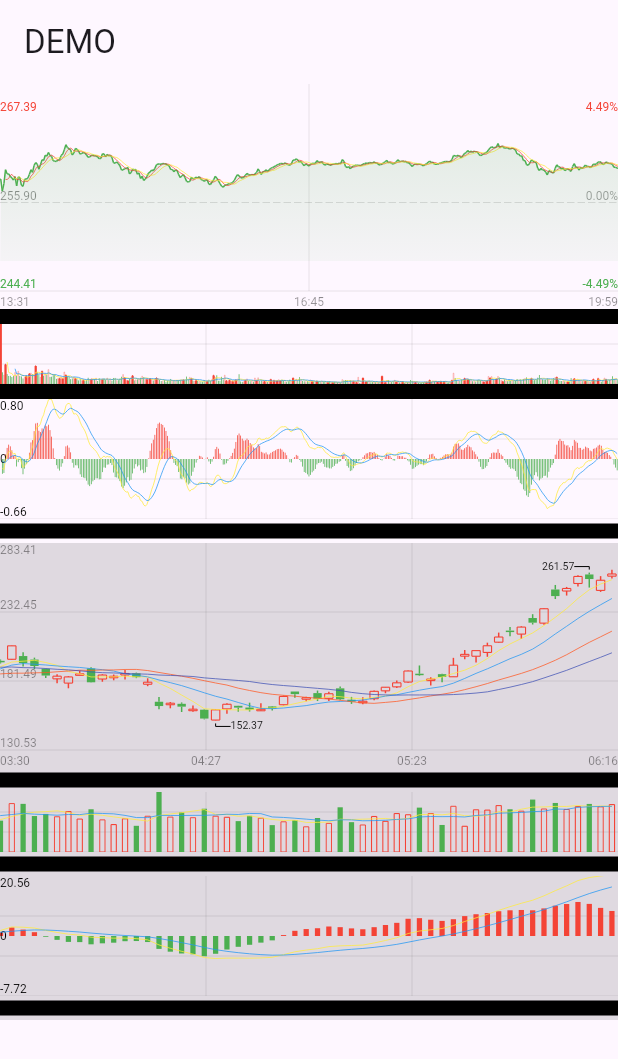
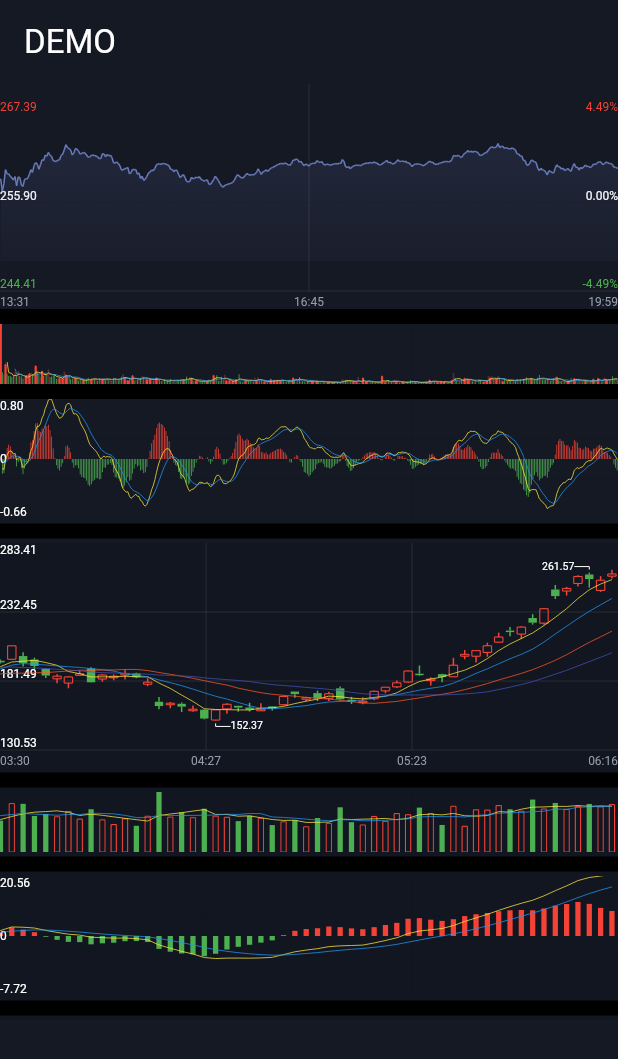
Before and after one commit to ZengqiangLi/ace_chart, a Flutter app: the screen it shows after launch, on a phone screen of 412 x 824 dp. Shown: the top 1059 px of the screen. Run offline on Flutter 3.47's test engine with Material 3 defaults, Android fonts, the phone set to English and light mode, and no system bars; our stand-ins replace flutter_screenutil.

Commit message:
修改样式

```diff
--- a/demo/lib/home.dart
+++ b/demo/lib/home.dart
@@ -4,6 +4,10 @@ import 'package:ace_chart/ace_chart.dart';
 import 'package:demo/data.dart';
 import 'package:demo/data2.dart';
 import 'package:flutter/material.dart';
+
+const Color backgroundColor = Color(0xff151924);
+const Color textColor = Colors.white;
+const TextStyle style = TextStyle(color: textColor);
 
 class Home extends StatefulWidget {
   const Home({super.key});
@@ -25,7 +29,7 @@ class _HomeState extends State<Home> {
     useVOLMA: true,
     useMACD: true,
     maxLength: list2.length,
-    maDays: [5, 10],
+    maDays: [],
     useKdj: true,
   );
   @override
@@ -56,13 +60,17 @@ class _HomeState extends State<Home> {
   Widget build(BuildContext context) {
     return Scaffold(
       appBar: AppBar(
-        title: const Text("DEMO"),
+        title: const Text(
+          "DEMO",
+          style: style,
+        ),
+        backgroundColor: backgroundColor,
       ),
+      backgroundColor: backgroundColor,
       body: SingleChildScrollView(
         child: Column(
           mainAxisAlignment: MainAxisAlignment.start,
           children: <Widget>[
-
             AceContainer(
               controller: container3,
               child: Builder(
@@ -75,11 +83,22 @@ class _HomeState extends State<Home> {
                           transformTime: (time) {
                             return millisToHM(time);
                           },
+                          lineColor: const Color(0xff697abc),
                           lastClose: 255.90,
                           gridVerticalGrids: 1,
                           gridHorizontalGrids: 2,
                           paddingTop: 20,
-                          maDayColors: [Colors.red, Colors.yellow],
+                          centralAxisStyle: const TextStyle(
+                            color: Colors.white,
+                            fontSize: 8,
+                          ),
+                          gridLineColor: Colors.white12,
+                          crossLineColor: const Color(0xffd13e51),
+                          crossTextBgColor: const Color(0xffd13e51),
+                          horizontalTextStyle: const TextStyle(
+                            color: Color(0xff959FAE),
+                            fontSize: 8,
+                          ),
                         ),
                       ),
                       Container(
@@ -100,7 +119,12 @@ class _HomeState extends State<Home> {
                       ),
                       const SizedBox(
                         height: 80,
-                        child: MacdChart(),
+                        child: MacdChart(
+                          textStyle: TextStyle(
+                            color: Colors.white,
+                            fontSize: 8,
+                          ),
+                        ),
                       ),
                     ],
                   );
@@ -123,6 +147,19 @@ class _HomeState extends State<Home> {
                         SizedBox(
                           height: 150,
                           child: KChart(
+                            highMarkColor: Colors.white,
+                            lowMarkColor: Colors.white,
+                            crossLineColor: const Color(0xffd13e51),
+                            crossTextBgColor: const Color(0xffd13e51),
+                            gridTextStyle: const TextStyle(
+                              color: Colors.white,
+                              fontSize: 8,
+                            ),
+                            gridLineColor: Colors.white12,
+                            horizontalTextStyle: const TextStyle(
+                              color: Color(0xff959FAE),
+                              fontSize: 8,
+                            ),
                             transformTime: (time) {
                               return millisToMD(time);
                             },
@@ -144,6 +181,10 @@ class _HomeState extends State<Home> {
                             showMaLine: true,
                             showText: false,
                             upperStyle: PaintingStyle.stroke,
+                            textStyle: TextStyle(
+                              color: Colors.white,
+                              fontSize: 8,
+                            ),
                           ),
                         ),
                         Container(
@@ -153,7 +194,12 @@ class _HomeState extends State<Home> {
                         ),
                         const SizedBox(
                           height: 80,
-                          child: MacdChart(),
+                          child: MacdChart(
+                            textStyle: TextStyle(
+                              color: Colors.white,
+                              fontSize: 8,
+                            ),
+                          ),
                         ),
                         Container(
                           height: 10,
@@ -169,9 +215,6 @@ class _HomeState extends State<Home> {
             const SizedBox(
               height: 10,
             ),
-            const SizedBox(
-              height: 500,
-            ),
           ],
         ),
       ),
--- a/lib/ace_chart.dart
+++ b/lib/ace_chart.dart
@@ -5,7 +5,7 @@ export 'package:ace_chart/entitys/ace_entity.dart';
 export 'package:ace_chart/charts/bar_chart.dart';
 export 'package:ace_chart/charts/bipolar_chart.dart';
 export 'package:ace_chart/charts/k_chart.dart';
-export 'package:ace_chart/charts/line_chart .dart';
+export 'package:ace_chart/charts/line_chart.dart';
 export 'package:ace_chart/charts/macd_chart.dart';
 export 'package:ace_chart/charts/vol_chart.dart';
 
--- a/lib/charts/k_chart.dart
+++ b/lib/charts/k_chart.dart
@@ -14,6 +14,7 @@ class KChart extends AceWidget<AceEntity> {
   final double gridLineWidth;
   final int gridHorizontalGrids;
   final int gridVerticalGrids;
+  final TextStyle gridTextStyle;
   final TextStyle gridUpperStyle;
   final TextStyle gridlowerStyle;
   final TextStyle horizontalTextStyle;
@@ -45,6 +46,7 @@ class KChart extends AceWidget<AceEntity> {
     this.gridLineWidth = 0.5,
     this.gridHorizontalGrids = 3,
     this.gridVerticalGrids = 3,
+    this.gridTextStyle = const TextStyle(color: Colors.black45, fontSize: 8),
     this.gridUpperStyle = const TextStyle(color: Colors.black45, fontSize: 8),
     this.gridlowerStyle = const TextStyle(color: Colors.black45, fontSize: 8),
     this.averageLineColor = Colors.red,
@@ -104,6 +106,7 @@ class KChartState extends AceState<KChart, AceEntity> {
         gridLineWidth: widget.gridLineWidth,
         gridLineColor: widget.gridLineColor,
         gridHorizontalGrids: widget.gridHorizontalGrids,
+        gridTextStyle: widget.gridTextStyle,
         gridVerticalGrids: widget.gridVerticalGrids,
         gridUpperStyle: widget.gridUpperStyle,
         gridlowerStyle: widget.gridlowerStyle,
--- a/lib/charts/line_chart .dart
+++ b/lib/charts/line_chart.dart
@@ -16,6 +16,7 @@ class LineChart extends AceWidget<AceEntity> {
   final int gridHorizontalGrids;
   final int gridVerticalGrids;
   final TextStyle gridUpperStyle;
+  final TextStyle gridTextStyle;
   final TextStyle gridlowerStyle;
   final Color centralAxisColor;
   final TextStyle centralAxisStyle;
@@ -45,6 +46,7 @@ class LineChart extends AceWidget<AceEntity> {
     this.gridHorizontalGrids = 3,
     this.gridVerticalGrids = 3,
     this.gridUpperStyle = const TextStyle(color: Colors.red, fontSize: 8),
+    this.gridTextStyle = const TextStyle(color: Colors.black, fontSize: 8),
     this.gridlowerStyle = const TextStyle(color: Colors.green, fontSize: 8),
     this.centralAxisColor = Colors.black12,
     this.centralAxisStyle = const TextStyle(color: Colors.black45, fontSize: 8),
@@ -106,6 +108,7 @@ class LineChartState extends AceState<LineChart, AceEntity> {
         gridHorizontalGrids: widget.gridHorizontalGrids,
         gridVerticalGrids: widget.gridVerticalGrids,
         gridUpperStyle: widget.gridUpperStyle,
+        gridTextStyle: widget.gridTextStyle,
         gridlowerStyle: widget.gridlowerStyle,
         centralAxisColor: widget.centralAxisColor,
         centralAxisStyle: widget.centralAxisStyle,
--- a/lib/controllers/ace_controller.dart
+++ b/lib/controllers/ace_controller.dart
@@ -1,6 +1,6 @@
 import 'package:ace_chart/ace_state.dart';
 import 'package:ace_chart/charts/k_chart.dart';
-import 'package:ace_chart/charts/line_chart%20.dart';
+import 'package:ace_chart/charts/line_chart.dart';
 import 'package:ace_chart/controllers/catch_controller.dart';
 import 'package:flutter/material.dart';
 
--- a/lib/mixins/ace_grid.dart
+++ b/lib/mixins/ace_grid.dart
@@ -47,6 +47,7 @@ mixin AceGrid on BasePainter {
     required double paddingTop,
     required TextStyle lowerStyle,
     required TextStyle upperStyle,
+    required TextStyle gridTextStyle,
     double? lastClose,
   }) {
     /// 绘制网格垂直线文字和涨跌比率
@@ -56,8 +57,9 @@ mixin AceGrid on BasePainter {
     for (int i = 0; i <= verticalGrids; i++) {
       double y = verticalSpace * i + paddingTop;
       double value = maxValue - space * i;
-      TextStyle style =
-          lastClose != null && value < lastClose ? lowerStyle : upperStyle;
+      TextStyle style = lastClose != null
+          ? (value < lastClose ? lowerStyle : upperStyle)
+          : gridTextStyle;
       drawGridVerticalText(
         canvas: canvas,
         canvasWidth: canvasWidth,
@@ -65,19 +67,21 @@ mixin AceGrid on BasePainter {
         value: value,
         lastClose: lastClose,
         dy: y,
-          style: style);
+        style: style,
+      );
     }
   }
 
   /// 绘制垂直文字
-  void drawGridVerticalText(
-      {required Canvas canvas,
+  void drawGridVerticalText({
+    required Canvas canvas,
     required double canvasWidth,
     required double canvasHeight,
     required double value,
     required double dy,
     required TextStyle style,
-      double? lastClose}) {
+    double? lastClose,
+  }) {
     if (dy.isNaN) {
       return;
     }
--- a/lib/painters/ace_painter.dart
+++ b/lib/painters/ace_painter.dart
@@ -43,6 +43,8 @@ abstract class AcePainter extends BasePainter with AceCross, AceGrid, AceLine {
   /// 网格水平分成几格
   final int gridHorizontalGrids;
 
+  final TextStyle gridTextStyle;
+
   /// 网格数值比lastClose大时展示的颜色
   final TextStyle gridUpperStyle;
 
@@ -87,6 +89,7 @@ abstract class AcePainter extends BasePainter with AceCross, AceGrid, AceLine {
     required this.gridHorizontalGrids,
     required this.gridLineWidth,
     required this.gridUpperStyle,
+    required this.gridTextStyle,
     required this.gridlowerStyle,
     required this.horizontalTextStyle,
     required this.transformTime,
@@ -136,6 +139,7 @@ abstract class AcePainter extends BasePainter with AceCross, AceGrid, AceLine {
     if (values.isEmpty) {
       return;
     }
+
     drawGridText(
       canvas: canvas,
       canvasHeight: contentHeight,
@@ -147,7 +151,9 @@ abstract class AcePainter extends BasePainter with AceCross, AceGrid, AceLine {
       minValue: minValue,
       lastClose: lastClose,
       upperStyle: gridUpperStyle,
-        lowerStyle: gridlowerStyle);
+      gridTextStyle: gridTextStyle,
+      lowerStyle: gridlowerStyle,
+    );
     _drawHorizontalText(canvas);
   }
 
--- a/lib/painters/bar_chart_painter.dart
+++ b/lib/painters/bar_chart_painter.dart
@@ -107,6 +107,7 @@ class BarChartPainter<T> extends BasePainter
       maxValue: maxValue,
       minValue: minValue,
       paddingTop: 0,
+      gridTextStyle: textStyle,
       lowerStyle: textStyle,
       upperStyle: textStyle,
     );
--- a/lib/painters/k_chart_painter.dart
+++ b/lib/painters/k_chart_painter.dart
@@ -31,6 +31,7 @@ class KChartPainter extends AcePainter with AceHistogram {
       required super.pointWidth,
       super.pressOffset,
       required super.paddingTop,
+      required super.gridTextStyle,
       required super.gridUpperStyle,
       required super.gridlowerStyle,
       required super.gridLineColor,
--- a/lib/painters/line_chart_painter.dart
+++ b/lib/painters/line_chart_painter.dart
@@ -28,6 +28,7 @@ class LineChartPainter extends AcePainter {
       required super.gridLineColor,
       required super.gridVerticalGrids,
       required super.gridHorizontalGrids,
+      required super.gridTextStyle,
       required super.gridUpperStyle,
       required super.gridlowerStyle,
       required super.gridLineWidth,
@@ -124,7 +125,8 @@ class LineChartPainter extends AcePainter {
       value: lastClose!,
       dy: valueToY(lastClose!),
       lastClose: lastClose,
-        style: centralAxisStyle);
+      style: centralAxisStyle,
+    );
   }
 
   /// 绘制曲线
```
Lines whose indentation alone changed are shown as unchanged.
